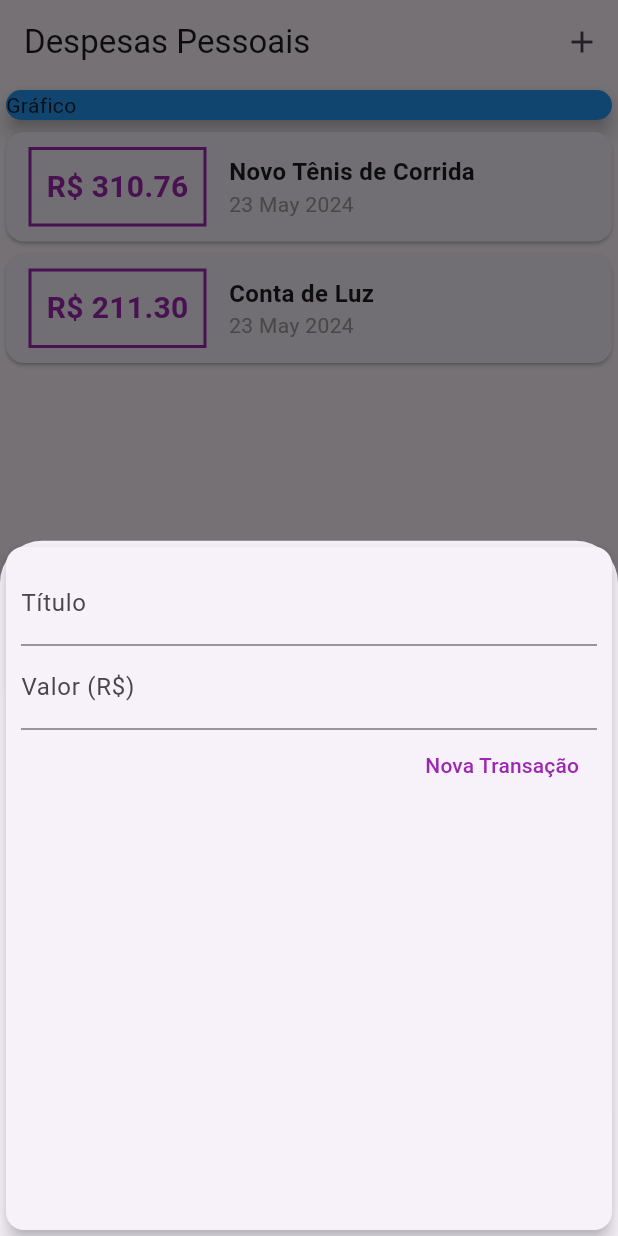
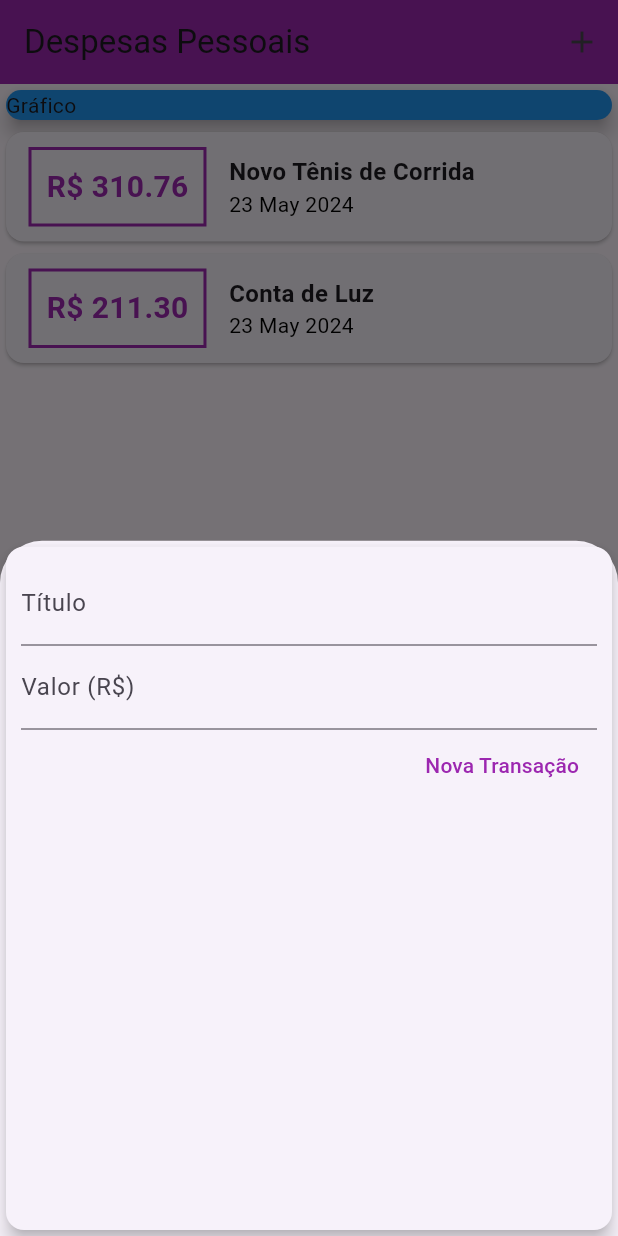
Before and after one commit to jessealvessilva/expenses, a Flutter app: the screen it shows after launch, after a tap on the "add" icon, on a phone screen of 412 x 824 dp. Run offline on Flutter 3.47's test engine with Material 3 defaults, Android fonts, the phone set to English and light mode, and no system bars; missing offline and left inert: dart:ffi.

Commit message:
Centralizandas configurações com Theme

```diff
--- a/lib/components/transaction_form.dart
+++ b/lib/components/transaction_form.dart
@@ -3,7 +3,7 @@ import 'package:flutter/material.dart';
 class TransactionForm extends StatefulWidget {
   final void Function(String, double) onSubmit;
 
-  TransactionForm({required this.onSubmit, Key? key});
+  const TransactionForm(this.onSubmit, {Key? key}) : super(key: key);
 
   @override
   State<TransactionForm> createState() => _TransactionFormState();
@@ -23,8 +23,6 @@ class _TransactionFormState extends State<TransactionForm> {
     }
 
     widget.onSubmit(title, value);
-
-    Navigator.of(context).pop();
   }
 
   @override
--- a/lib/components/transaction_list.dart
+++ b/lib/components/transaction_list.dart
@@ -5,10 +5,7 @@ import 'package:intl/intl.dart';
 class TransactionList extends StatelessWidget {
   final List<Transaction> transactions;
 
-  const TransactionList({
-    required this.transactions,
-    super.key,
-  });
+  const TransactionList(this.transactions, {Key? key}) : super(key: key);
 
   @override
   Widget build(BuildContext context) {
@@ -28,17 +25,17 @@ class TransactionList extends StatelessWidget {
                   ),
                   decoration: BoxDecoration(
                     border: Border.all(
-                      color: Colors.purple,
+                      color: Theme.of(context).colorScheme.primary,
                       width: 2,
                     ),
                   ),
                   padding: const EdgeInsets.all(10),
                   child: Text(
                     'R\$ ${tr.value.toStringAsFixed(2)}',
-                    style: const TextStyle(
+                    style: TextStyle(
                       fontWeight: FontWeight.bold,
                       fontSize: 20,
-                      color: Colors.purple,
+                      color: Theme.of(context).colorScheme.primary,
                     ),
                   ),
                 ),
@@ -47,15 +44,15 @@ class TransactionList extends StatelessWidget {
                   children: [
                     Text(
                       tr.title,
-                      style: const TextStyle(
+                      style: TextStyle(
                         fontSize: 16,
                         fontWeight: FontWeight.bold,
                       ),
                     ),
                     Text(
                       DateFormat('d MMM y').format(tr.date),
-                      style: const TextStyle(
-                        color: Colors.grey,
+                      style: TextStyle(
+                        color: Theme.of(context).colorScheme.secondary,
                       ),
                     ),
                   ],
--- a/lib/main.dart
+++ b/lib/main.dart
@@ -1,16 +1,39 @@
 import 'package:expenses/components/transaction_form.dart';
 import 'package:flutter/material.dart';
 import 'dart:math';
+import 'components/transaction_form.dart';
 import 'components/transaction_list.dart';
 import 'models/transaction.dart';
 
-main() => runApp(const ExpensesApp());
+main() => runApp(ExpensesApp());
 
 class ExpensesApp extends StatelessWidget {
-  const ExpensesApp({Key? key}) : super(key: key);
+  ExpensesApp({Key? key}) : super(key: key);
+  final ThemeData tema = ThemeData();
+
   @override
   Widget build(BuildContext context) {
-    return const MaterialApp(home: MyHomePage());
+    final ColorScheme colorScheme = ColorScheme.fromSeed(
+      brightness: MediaQuery.platformBrightnessOf(context),
+      seedColor: Colors.indigo,
+    );
+
+    return MaterialApp(
+      theme: tema.copyWith(
+        colorScheme: tema.colorScheme.copyWith(
+          primary: Colors.purple,
+          secondary: Colors.black,
+        ),
+        appBarTheme: AppBarTheme(
+          backgroundColor: Colors.purple,
+        ),
+        // floatingActionButtonTheme: FloatingActionButtonThemeData(
+        //   backgroundColor: colorScheme.tertiary,
+        //   foregroundColor: colorScheme.onTertiary,
+        // ),
+      ),
+      home: const MyHomePage(),
+    );
   }
 }
 
@@ -48,13 +71,15 @@ class _MyHomePageState extends State<MyHomePage> {
     setState(() {
       _transactions.add(newTransaction);
     });
+
+    Navigator.of(context).pop();
   }
 
   _openTransactionFormModal(BuildContext context) {
     showModalBottomSheet(
       context: context,
       builder: (_) {
-        return TransactionForm(onSubmit: _addTransaction);
+        return TransactionForm(_addTransaction);
       },
     );
   }
@@ -82,13 +107,14 @@ class _MyHomePageState extends State<MyHomePage> {
                 elevation: 5,
               ),
             ),
-            TransactionList(transactions: _transactions),
+            TransactionList(_transactions),
           ],
         ),
       ),
       floatingActionButton: FloatingActionButton(
         child: const Icon(Icons.add),
         onPressed: () => _openTransactionFormModal(context),
+        backgroundColor: Colors.amber,
       ),
       floatingActionButtonLocation: FloatingActionButtonLocation.centerFloat,
     );
```
